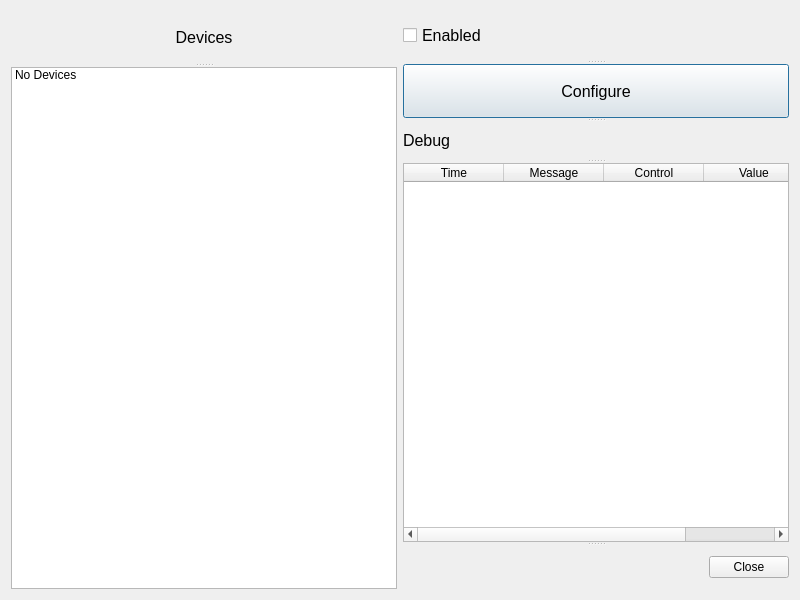
Qt form forms/settings-dialog.ui (Alzy/obs-midi) before a commit.
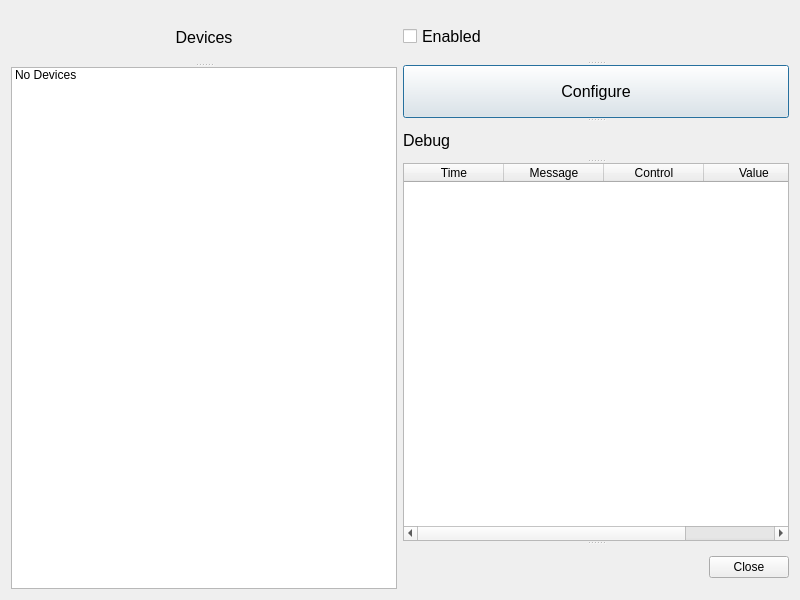
The same form after that commit.

Commit message: Fixed Window title for ConfigWindow

Patch:
```diff
--- a/forms/settings-dialog.ui
+++ b/forms/settings-dialog.ui
@@ -30,9 +30,8 @@
    <bool>true</bool>
   </property>
   <layout class="QGridLayout" name="gridLayout">
-   <property name="sizeConstraint">
-    <enum>QLayout::SetDefaultConstraint</enum>
-   </property>
+   <item row="0" column="0">
+    <layout class="QGridLayout" name="gridLayout_2">
    <item row="0" column="0">
     <widget class="QSplitter" name="splitter">
      <property name="orientation">
@@ -62,7 +61,7 @@
     </widget>
    </item>
    <item row="0" column="1">
-    <widget class="QSplitter" name="splitter_2">
+      <widget class="QSplitter" name="splitter_3">
      <property name="orientation">
       <enum>Qt::Vertical</enum>
      </property>
@@ -81,6 +80,12 @@
       <property name="enabled">
        <bool>true</bool>
       </property>
+        <property name="maximumSize">
+         <size>
+          <width>16777215</width>
+          <height>200</height>
+         </size>
+        </property>
       <property name="font">
        <font>
         <family>Tahoma</family>
@@ -97,6 +102,10 @@
        <bool>false</bool>
       </property>
      </widget>
+       <widget class="QSplitter" name="splitter_2">
+        <property name="orientation">
+         <enum>Qt::Vertical</enum>
+        </property>
      <widget class="QLabel" name="lbl_debug">
       <property name="font">
        <font>
@@ -145,6 +154,7 @@
        </property>
       </column>
      </widget>
+       </widget>
      <widget class="QDialogButtonBox" name="buttonBox">
       <property name="orientation">
        <enum>Qt::Horizontal</enum>
@@ -154,6 +164,8 @@
       </property>
      </widget>
     </widget>
+     </item>
+    </layout>
    </item>
   </layout>
  </widget>
```
Lines whose indentation alone changed are shown as unchanged. The commit also changes 5 other files.
